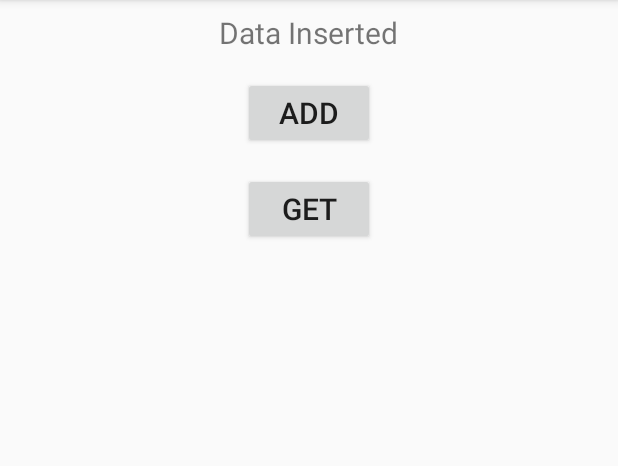
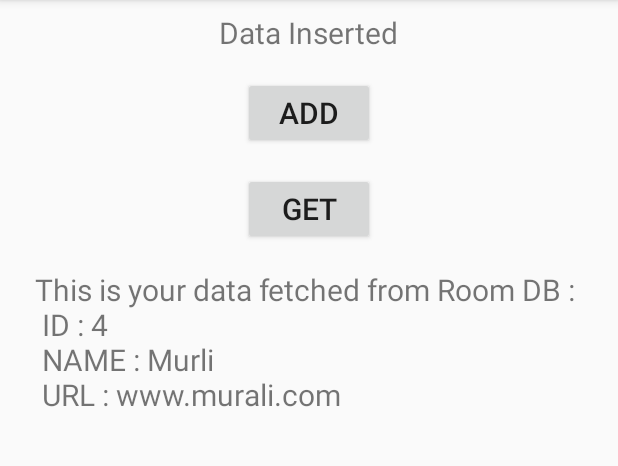
Before and after one commit to mkamals1989/TestingPro, an Android app: the screen it shows after launch (RoomMainActivity), after a tap on "ADD", on a phone screen of 412 x 824 dp, the part 84-550 px from its top. Run offline under Robolectric (Android 15) with nearby library versions, the phone set to English and light mode, and no system bars; our stand-ins replace ButterKnife, Room's generated code.

Commit message:
Room Lib commit

```diff
--- a/app/build.gradle
+++ b/app/build.gradle
@@ -33,6 +33,9 @@ dependencies {
     compile 'com.google.android.gms:play-services-location:11.0.4'
 
     // For Room Persistence Library
-    compile 'android.arch.persistence.room:runtime:1.0.0-rc1'
-    annotationProcessor 'android.arch.persistence.room:compiler:1.0.0-rc1'
+    compile 'android.arch.persistence.room:runtime:1.0.0'
+    annotationProcessor 'android.arch.persistence.room:compiler:1.0.0'
+    // For Lifecycle and ViewModel
+    compile "android.arch.lifecycle:extensions:1.0.0"
+    annotationProcessor "android.arch.lifecycle:compiler:1.0.0"
 }
--- a/app/src/main/java/com/example/jeesan_2/testingpro/Room/RepoDao.java
+++ b/app/src/main/java/com/example/jeesan_2/testingpro/Room/RepoDao.java
@@ -1,5 +1,6 @@
 package com.example.jeesan_2.testingpro.Room;
 
+import android.arch.lifecycle.LiveData;
 import android.arch.persistence.room.Dao;
 import android.arch.persistence.room.Delete;
 import android.arch.persistence.room.Insert;
@@ -9,6 +10,8 @@ import android.database.Cursor;
 
 import java.util.List;
 
+import static android.arch.persistence.room.OnConflictStrategy.REPLACE;
+
 /**
  * Created by KAMAL on 11/15/2017.
  */
@@ -17,10 +20,13 @@ import java.util.List;
 public interface RepoDao {
 
     @Query("SELECT * FROM repo")
-    List<Repo> getAllRepos();
+    LiveData<List<Repo>> getAllRepos();
 
     @Query("SELECT * FROM repo WHERE id=:id")
-    Repo getRepo(int id);
+    LiveData<Repo> getRepo(int id);
+
+    @Query("SELECT * FROM repo WHERE id=:id")
+    Repo getSingleRepo(int id);
 
     @Query("SELECT * FROM repo")
     Cursor getRepoCursor();
@@ -34,7 +40,7 @@ public interface RepoDao {
     @Insert
     void insert(Repo... repos);
 
-    @Insert
+    @Insert(onConflict = REPLACE)
     void insert(Repo repo);
 
     @Insert
--- /dev/null
+++ b/app/src/main/java/com/example/jeesan_2/testingpro/Room/RepoViewModel.java
@@ -0,0 +1,37 @@
+package com.example.jeesan_2.testingpro.Room;
+
+import android.app.Application;
+import android.arch.lifecycle.AndroidViewModel;
+import android.arch.lifecycle.LiveData;
+import android.support.annotation.NonNull;
+
+import java.util.List;
+
+/**
+ * Created by KAMAL on 11/17/2017.
+ */
+
+public class RepoViewModel extends AndroidViewModel {
+
+    private RepoDatabase database;
+
+    private LiveData<Repo> data;
+    private LiveData<List<Repo>> arrData;
+
+    public RepoViewModel(@NonNull Application application) {
+        super(application);
+
+        database = RepoDatabase.getInstance(application.getApplicationContext());
+
+        data = database.getRepoDao().getRepo(1);
+        arrData = database.getRepoDao().getAllRepos();
+    }
+
+    public LiveData<Repo> getLiveDataRepo() {
+        return data;
+    }
+
+    public LiveData<List<Repo>> getLiveDataAllRepo() {
+        return arrData;
+    }
+}
--- a/app/src/main/java/com/example/jeesan_2/testingpro/Room/RoomMainActivity.java
+++ b/app/src/main/java/com/example/jeesan_2/testingpro/Room/RoomMainActivity.java
@@ -1,14 +1,17 @@
 package com.example.jeesan_2.testingpro.Room;
 
+import android.arch.lifecycle.Observer;
+import android.arch.lifecycle.ViewModelProviders;
 import android.content.Context;
 import android.os.Bundle;
-import android.os.Handler;
 import android.support.annotation.Nullable;
 import android.support.v7.app.AppCompatActivity;
 import android.view.View;
 import android.widget.TextView;
 
 import com.example.jeesan_2.testingpro.R;
+
+import java.util.List;
 
 import butterknife.BindView;
 import butterknife.ButterKnife;
@@ -21,6 +24,9 @@ public class RoomMainActivity extends AppCompatActivity {
 
     @BindView(R.id.tv)
     TextView tv;
+
+    @BindView(R.id.tv1)
+    TextView tv1;
 
     Context mContext;
     RepoDatabase database;
@@ -37,6 +43,42 @@ public class RoomMainActivity extends AppCompatActivity {
         database = RepoDatabase.getInstance(mContext);
         getAllDbDAO();
 
+        RepoViewModel viewModel = ViewModelProviders.of(this).get(RepoViewModel.class);
+//        viewModel.getLiveDataRepo().observe(this, new Observer<Repo>() {
+//            @Override
+//            public void onChanged(@Nullable Repo repo) {
+//                if (repo != null) {
+//                    tv1.setText("This is your data fetched from Room DB : " + "\n" +
+//                            " ID : " + repo.id + "\n" +
+//                            " NAME : " + repo.name + "\n" +
+//                            " URL : " + repo.url);
+//                }
+//            }
+//        });
+
+        viewModel.getLiveDataAllRepo().observe(this, new Observer<List<Repo>>() {
+            @Override
+            public void onChanged(@Nullable List<Repo> repos) {
+                if (repos != null) {
+                    String text = "";
+                    for (Repo repo1 : repos) {
+                        if (text.length() != 0) {
+                            text = text + "\n" + " ID : " + repo1.id + "\n" +
+                                    " NAME : " + repo1.name + "\n" +
+                                    " URL : " + repo1.url;
+                        } else {
+                            text = "This is your data fetched from Room DB : " + "\n" +
+                                    " ID : " + repo1.id + "\n" +
+                                    " NAME : " + repo1.name + "\n" +
+                                    " URL : " + repo1.url;
+                        }
+
+
+                    }
+                    tv1.setText(text);
+                }
+            }
+        });
     }
 
     public void addDataMethod(View v) {
@@ -51,7 +93,7 @@ public class RoomMainActivity extends AppCompatActivity {
         new Thread(new Runnable() {
             @Override
             public void run() {
-                repoDao.insert(new Repo(2, "Kanaga", "www.kanaga.com"));
+                repoDao.insert(new Repo(4, "Murli", "www.murali.com"));
             }
         }).start();
 
@@ -62,7 +104,7 @@ public class RoomMainActivity extends AppCompatActivity {
         new Thread(new Runnable() {
             @Override
             public void run() {
-                repo = repoDao.getRepo(1);
+                repo = repoDao.getSingleRepo(1);
             }
         }).start();
 
@@ -77,4 +119,5 @@ public class RoomMainActivity extends AppCompatActivity {
     private void getAllDbDAO() {
         repoDao = database.getRepoDao();
     }
+
 }
--- a/app/src/main/res/layout/room_activity.xml
+++ b/app/src/main/res/layout/room_activity.xml
@@ -1,37 +1,46 @@
 <?xml version="1.0" encoding="utf-8"?>
 <LinearLayout xmlns:android="http://schemas.android.com/apk/res/android"
-    android:orientation="vertical" android:layout_width="match_parent"
-    android:layout_height="match_parent">
+    android:layout_width="match_parent"
+    android:layout_height="match_parent"
+    android:orientation="vertical">
 
 
     <TextView
+        android:id="@+id/tv"
         android:layout_width="wrap_content"
         android:layout_height="wrap_content"
-        android:id="@+id/tv"
+        android:layout_gravity="center_horizontal"
+        android:layout_margin="8dp"
         android:text="Dummy Text"
-        android:textSize="20sp"
-        android:layout_margin="8dp"
-        android:layout_gravity="center_horizontal"/>
+        android:textSize="20sp" />
 
     <Button
+        android:id="@+id/addBtn"
         android:layout_width="wrap_content"
         android:layout_height="wrap_content"
-        android:id="@+id/addBtn"
+        android:layout_gravity="center_horizontal"
+        android:layout_margin="8dp"
+        android:onClick="addDataMethod"
         android:text="Add"
-        android:onClick="addDataMethod"
-        android:textSize="20sp"
-        android:layout_margin="8dp"
-        android:layout_gravity="center_horizontal"/>
+        android:textSize="20sp" />
 
     <Button
+        android:id="@+id/getBtn"
         android:layout_width="wrap_content"
         android:layout_height="wrap_content"
-        android:id="@+id/getBtn"
+        android:layout_gravity="center_horizontal"
+        android:layout_margin="8dp"
+        android:onClick="getDataMethod"
         android:text="Get"
-        android:onClick="getDataMethod"
-        android:textSize="20sp"
+        android:textSize="20sp" />
+
+    <TextView
+        android:id="@+id/tv1"
+        android:layout_width="wrap_content"
+        android:layout_height="wrap_content"
+        android:layout_gravity="center_horizontal"
         android:layout_margin="8dp"
-        android:layout_gravity="center_horizontal"/>
-
+        android:text="Live Data Text here will load here..."
+        android:textSize="20sp" />
 
 </LinearLayout>
```
